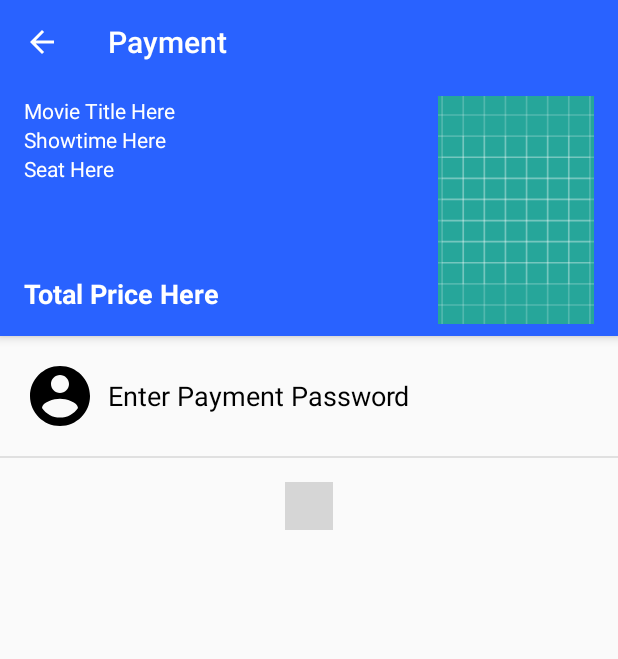
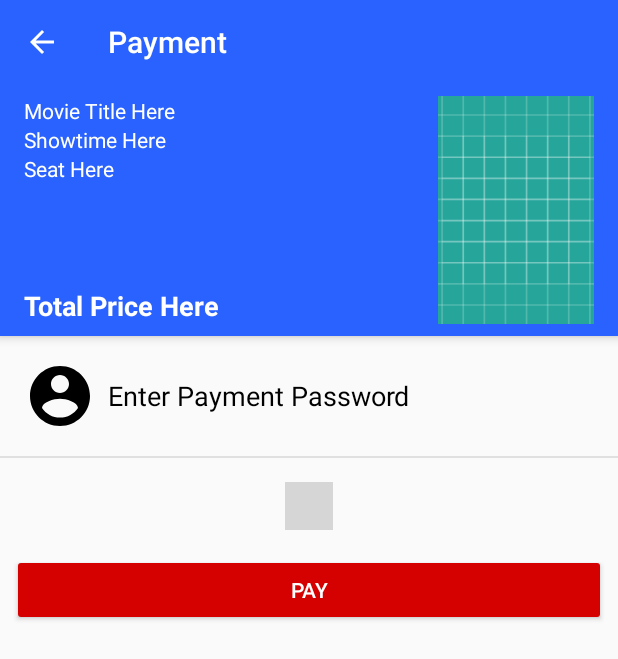
Before and after one commit to johnnymillergh/NewVista-for-Customer, an Android app: the screen it shows after launch (PaymentActivity), on a phone screen of 412 x 824 dp. Shown: the top 659 px of the screen. Run offline under Robolectric (Android 15) with nearby library versions, the phone set to English and light mode, and no system bars; libraries missing offline, so code that uses them is left out: org.litepal; plain views replace PayPasswordView; 4 statements that could not run were skipped; grey boxes are pictures that could not be loaded.

Commit message:
Add pay button in payment's ui

```diff
--- a/app/src/main/AndroidManifest.xml
+++ b/app/src/main/AndroidManifest.xml
@@ -77,8 +77,11 @@
             android:name=".ui.activity.TicketDetailActivity"
             android:theme="@style/AppTheme.Ticket">
         </activity>
-        <activity android:name=".ui.activity.PaymentActivity"
-            android:theme="@style/AppThemeReversed">
+        <activity
+            android:name=".ui.activity.PaymentActivity"
+            android:screenOrientation="portrait"
+            android:theme="@style/AppThemeReversed"
+            android:windowSoftInputMode="stateHidden|adjustResize">
             <intent-filter>
                 <action android:name="android.intent.action.MAIN"/>
 
--- a/app/src/main/res/layout/activity_payment.xml
+++ b/app/src/main/res/layout/activity_payment.xml
@@ -68,7 +68,7 @@
                 android:id="@+id/totalPrice"
                 android:layout_width="0dp"
                 android:layout_height="wrap_content"
-                android:layout_marginBottom="16dp"
+                android:layout_marginBottom="8dp"
                 android:layout_marginEnd="8dp"
                 android:layout_marginStart="16dp"
                 android:text="Total Price Here"
@@ -150,18 +150,30 @@
                 android:layout_width="wrap_content"
                 android:layout_height="wrap_content"
                 android:layout_centerHorizontal="true"
-                android:layout_marginBottom="16dp"
                 android:layout_marginEnd="16dp"
                 android:layout_marginStart="16dp"
                 android:layout_marginTop="16dp"
+                app:layout_constraintEnd_toEndOf="parent"
+                app:layout_constraintStart_toStartOf="parent"
+                app:layout_constraintTop_toBottomOf="@+id/separator"
+                app:ppv_borderColor="@color/colorAccent"
+                app:ppv_dotColor="@color/colorAccent"
+                app:ppv_length="6"/>
+
+            <Button
+                android:id="@+id/pay"
+                style="@style/Widget.AppCompat.Button.Colored"
+                android:layout_width="0dp"
+                android:layout_height="wrap_content"
+                android:layout_marginBottom="16dp"
+                android:layout_marginEnd="8dp"
+                android:layout_marginStart="8dp"
+                android:layout_marginTop="16dp"
+                android:text="Pay"
                 app:layout_constraintBottom_toBottomOf="parent"
                 app:layout_constraintEnd_toEndOf="parent"
                 app:layout_constraintStart_toStartOf="parent"
-                app:layout_constraintTop_toBottomOf="@+id/separator"
-                app:ppv_autoClear="true"
-                app:ppv_borderColor="@color/colorAccent"
-                app:ppv_dotColor="@color/colorPrimary"
-                app:ppv_length="6"/>
+                app:layout_constraintTop_toBottomOf="@+id/payPasswordView"/>
         </android.support.constraint.ConstraintLayout>
     </android.support.v4.widget.NestedScrollView>
 
```
